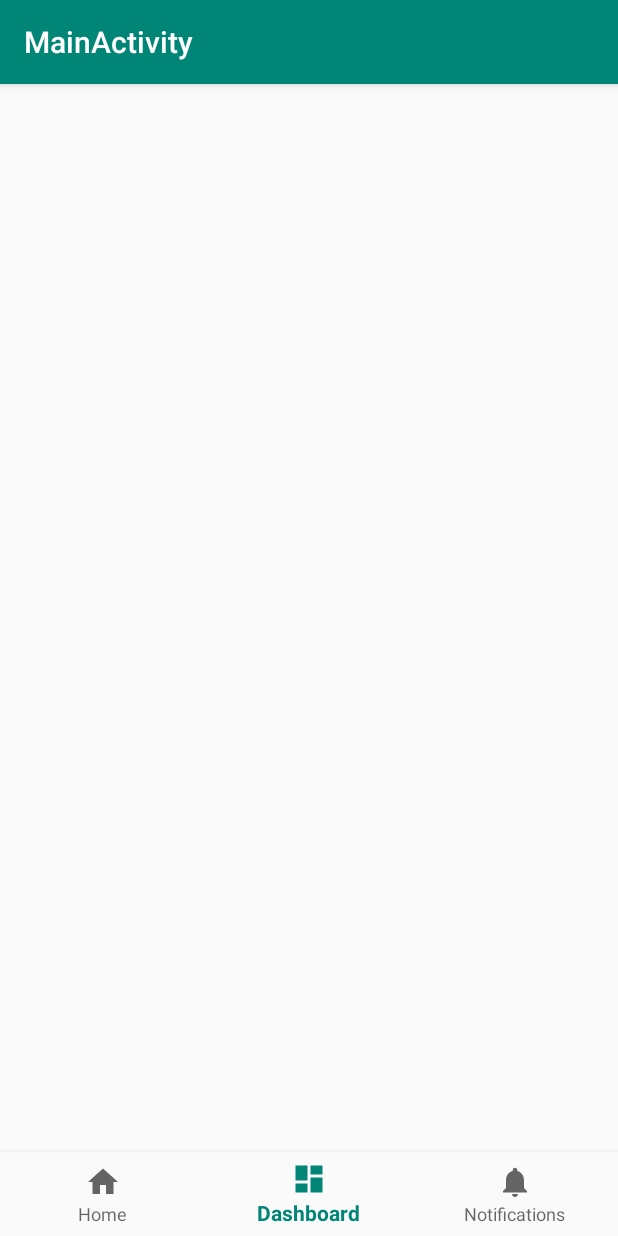
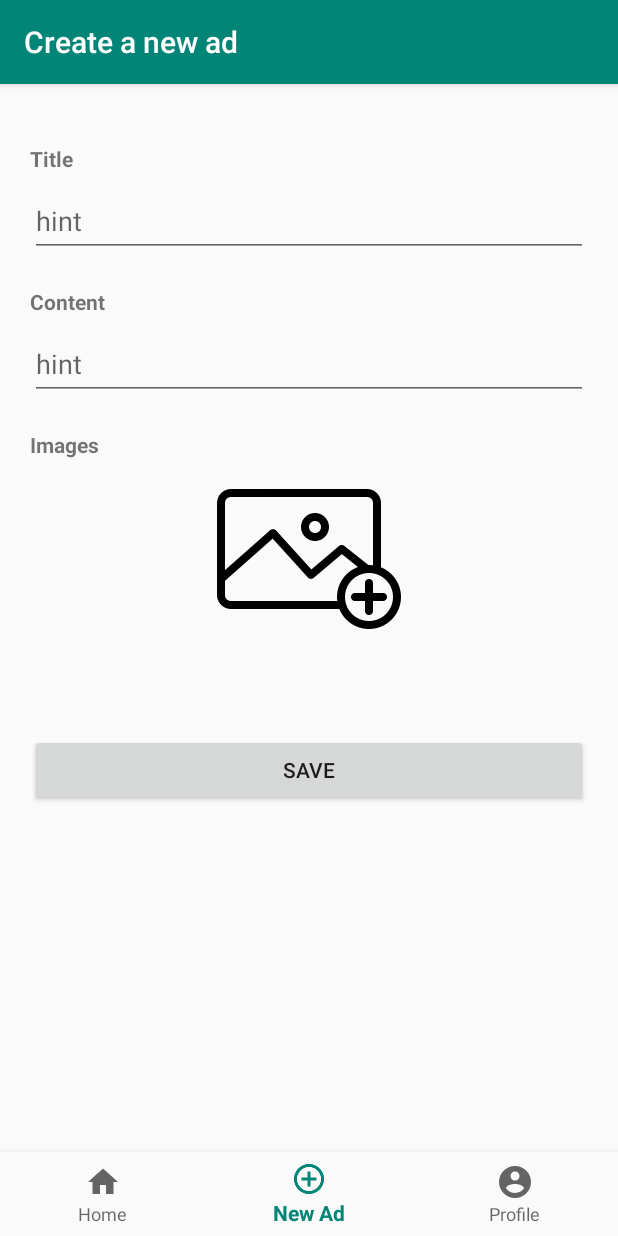
Before and after one commit to nagyjahel/SapiProject, an Android app: the screen it shows after launch (MainActivity), item 2 of the bottom bar chosen, on a phone screen of 412 x 824 dp. Run offline under Robolectric (Android 15) with nearby library versions, the phone set to English and light mode, and no system bars; 2 statements that could not run were skipped.

Commit message:
Adding a new ad, and other only visual features.

```diff
--- a/SapiAds/app/src/main/AndroidManifest.xml
+++ b/SapiAds/app/src/main/AndroidManifest.xml
@@ -22,7 +22,7 @@
             android:label="@string/title_activity_authentication" />
         <activity
             android:name=".Main.MainActivity"
-            android:label="@string/title_activity_main">
+            android:label="Newsfeed">
             <intent-filter>
                 <action android:name="android.intent.action.MAIN" />
 
--- a/SapiAds/app/src/main/java/com/example/nagyjahel/sapiads/Main/AdDetailFragment.java
+++ b/SapiAds/app/src/main/java/com/example/nagyjahel/sapiads/Main/AdDetailFragment.java
@@ -7,6 +7,7 @@ import android.support.v4.app.Fragment;
 import android.view.LayoutInflater;
 import android.view.View;
 import android.view.ViewGroup;
+import android.widget.ImageView;
 
 import com.example.nagyjahel.sapiads.Database.Ad;
 import com.example.nagyjahel.sapiads.R;
@@ -15,6 +16,7 @@ import com.example.nagyjahel.sapiads.R;
 public class AdDetailFragment extends Fragment {
 
     private Ad mSelectedAd;
+    private ImageView mReport;
     public AdDetailFragment() {
         // Required empty public constructor
     }
@@ -23,8 +25,8 @@ public class AdDetailFragment extends Fragment {
     @Override
     public View onCreateView(LayoutInflater inflater, ViewGroup container,
                              Bundle savedInstanceState) {
-        // Inflate the layout for this fragment
+
         Bundle args = getArguments();
-        return inflater.inflate(R.layout.fragment_ad_detail, container, false);
+        return inflater.inflate(R.layout.fragment_item, container, false);
     }
 }
--- a/SapiAds/app/src/main/java/com/example/nagyjahel/sapiads/Main/AdRecyclerViewAdapter.java
+++ b/SapiAds/app/src/main/java/com/example/nagyjahel/sapiads/Main/AdRecyclerViewAdapter.java
@@ -69,7 +69,8 @@ public class AdRecyclerViewAdapter extends RecyclerView.Adapter<AdRecyclerViewAd
                 fragmentArgs.putInt("adId",currentAd.getmId());
                 detailFragment.setArguments(fragmentArgs);
                 FragmentTransaction ft = mFragmentActivity.getSupportFragmentManager().beginTransaction();
-                ft.replace(R.id.ad_list_fragment, detailFragment);
+                ft.replace(R.id.fragment_placeholder, detailFragment);
+                ft.addToBackStack(null);
                 ft.commit();
             }
         });
--- a/SapiAds/app/src/main/java/com/example/nagyjahel/sapiads/Main/MainActivity.java
+++ b/SapiAds/app/src/main/java/com/example/nagyjahel/sapiads/Main/MainActivity.java
@@ -7,6 +7,7 @@ import android.support.v4.app.Fragment;
 import android.support.v4.app.FragmentActivity;
 import android.support.v4.app.FragmentManager;
 import android.support.v4.app.FragmentTransaction;
+import android.support.v7.app.ActionBar;
 import android.support.v7.app.AppCompatActivity;
 import android.view.MenuItem;
 import android.widget.TextView;
@@ -16,20 +17,31 @@ import com.example.nagyjahel.sapiads.R;
 public class MainActivity extends AppCompatActivity {
 
     private TextView mTextMessage;
+    private ActionBar mToolbar;
 
     private BottomNavigationView.OnNavigationItemSelectedListener mOnNavigationItemSelectedListener
             = new BottomNavigationView.OnNavigationItemSelectedListener() {
 
         @Override
         public boolean onNavigationItemSelected(@NonNull MenuItem item) {
+            FragmentManager fragmentManager = getSupportFragmentManager();
+            FragmentTransaction fragmentTransaction = fragmentManager.beginTransaction();
             switch (item.getItemId()) {
                 case R.id.navigation_home:
-                    mTextMessage.setText(R.string.title_home);
+                    mToolbar.setTitle("Newsfeed");
+                    AdListFragment listFragment = new AdListFragment();
+                    fragmentTransaction.replace(R.id.fragment_placeholder, listFragment);
+                    fragmentTransaction.addToBackStack(null);
+                    fragmentTransaction.commit();
                     return true;
-                case R.id.navigation_dashboard:
-                    mTextMessage.setText(R.string.title_dashboard);
+                case R.id.navigation_new_ad:
+                    mToolbar.setTitle("Create a new ad");
+                    AdCreateFragment createFragment = new AdCreateFragment();
+                    fragmentTransaction.replace(R.id.fragment_placeholder, createFragment);
+                    fragmentTransaction.addToBackStack(null);
+                    fragmentTransaction.commit();
                     return true;
-                case R.id.navigation_notifications:
+                case R.id.navigation_profile:
                     mTextMessage.setText(R.string.title_notifications);
                     return true;
             }
@@ -41,19 +53,20 @@ public class MainActivity extends AppCompatActivity {
     protected void onCreate(Bundle savedInstanceState) {
 
         super.onCreate(savedInstanceState);
+        mToolbar = getSupportActionBar();
         setContentView(R.layout.activity_main);
 
         FragmentManager fragmentManager = getSupportFragmentManager();
         FragmentTransaction fragmentTransaction = fragmentManager.beginTransaction();
         AdListFragment fragment = new AdListFragment();
-        fragmentTransaction.add(R.id.ad_list_fragment, fragment);
+        fragmentTransaction.add(R.id.fragment_placeholder, fragment);
         fragmentTransaction.addToBackStack(null);
         fragmentTransaction.commit();
 
-        /*
+
         mTextMessage = (TextView) findViewById(R.id.message);
         BottomNavigationView navigation = (BottomNavigationView) findViewById(R.id.navigation);
-        navigation.setOnNavigationItemSelectedListener(mOnNavigationItemSelectedListener);*/
+        navigation.setOnNavigationItemSelectedListener(mOnNavigationItemSelectedListener);
     }
 
 }
--- a/SapiAds/app/src/main/res/layout/activity_main.xml
+++ b/SapiAds/app/src/main/res/layout/activity_main.xml
@@ -12,7 +12,7 @@
         android:layout_width="match_parent"
         android:layout_height="match_parent"
         android:name="com.example.nagyjahel.sapiads.Main.AdListFragment"
-        android:id="@+id/ad_list_fragment" />
+        android:id="@+id/fragment_placeholder" />
 
 
     <android.support.design.widget.BottomNavigationView
--- a/SapiAds/app/src/main/res/layout/fragment_ad_create.xml
+++ b/SapiAds/app/src/main/res/layout/fragment_ad_create.xml
@@ -1,14 +1,74 @@
 <?xml version="1.0" encoding="utf-8"?>
 <FrameLayout xmlns:android="http://schemas.android.com/apk/res/android"
+    xmlns:app="http://schemas.android.com/apk/res-auto"
     xmlns:tools="http://schemas.android.com/tools"
     android:layout_width="match_parent"
     android:layout_height="match_parent"
+    android:padding="20dp"
     tools:context=".Main.AdCreateFragment">
 
     <!-- TODO: Update blank fragment layout -->
-    <TextView
+
+    <LinearLayout
         android:layout_width="match_parent"
         android:layout_height="match_parent"
-        android:text="@string/hello_blank_fragment" />
+        android:orientation="vertical">
 
+        <TextView
+            android:id="@+id/textView"
+            android:layout_width="match_parent"
+            android:layout_height="wrap_content"
+            android:layout_marginTop="20dp"
+            android:text="Title"
+            android:textStyle="bold" />
+
+        <android.support.design.widget.TextInputLayout
+            android:layout_width="match_parent"
+            android:layout_height="wrap_content">
+
+            <android.support.design.widget.TextInputEditText
+                android:layout_width="match_parent"
+                android:layout_height="wrap_content"
+                android:hint="hint" />
+        </android.support.design.widget.TextInputLayout>
+
+        <TextView
+            android:id="@+id/textView2"
+            android:layout_width="match_parent"
+            android:layout_height="wrap_content"
+            android:layout_marginTop="20dp"
+            android:text="Content"
+            android:textStyle="bold" />
+
+        <android.support.design.widget.TextInputLayout
+            android:layout_width="match_parent"
+            android:layout_height="wrap_content">
+
+            <android.support.design.widget.TextInputEditText
+                android:layout_width="match_parent"
+                android:layout_height="wrap_content"
+                android:hint="hint" />
+        </android.support.design.widget.TextInputLayout>
+
+        <TextView
+            android:id="@+id/textView3"
+            android:layout_width="match_parent"
+            android:layout_height="wrap_content"
+            android:layout_marginTop="20dp"
+            android:text="Images"
+            android:textStyle="bold" />
+
+        <ImageView
+            android:id="@+id/imageView2"
+            android:layout_width="match_parent"
+            android:layout_height="wrap_content"
+            android:src="@mipmap/image" />
+
+        <Button
+            android:id="@+id/button"
+            android:layout_width="match_parent"
+            android:layout_height="wrap_content"
+            android:layout_marginTop="50dp"
+            android:text="SAVE" />
+    </LinearLayout>
 </FrameLayout>
--- a/SapiAds/app/src/main/res/menu/navigation.xml
+++ b/SapiAds/app/src/main/res/menu/navigation.xml
@@ -7,13 +7,13 @@
         android:title="@string/title_home" />
 
     <item
-        android:id="@+id/navigation_dashboard"
-        android:icon="@drawable/ic_dashboard_black_24dp"
-        android:title="@string/title_dashboard" />
+        android:id="@+id/navigation_new_ad"
+        android:icon="@mipmap/baseline_add_circle_outline_black_48dp"
+        android:title="New Ad" />
 
     <item
-        android:id="@+id/navigation_notifications"
-        android:icon="@drawable/ic_notifications_black_24dp"
-        android:title="@string/title_notifications" />
+        android:id="@+id/navigation_profile"
+        android:icon="@mipmap/profile"
+        android:title="Profile" />
 
 </menu>
```
Also changed, not shown: SapiAds/app/src/main/res/layout/fragment_ad_detail.xml (deleted, +0 -14 lines), SapiAds/app/src/main/res/layout/fragment_item.xml (+18 -2 lines), SapiAds/app/src/main/res/mipmap-hdpi/baseline_add_circle_outline_black_48dp.png (added), SapiAds/app/src/main/res/mipmap-hdpi/dots.png (added), SapiAds/app/src/main/res/mipmap-hdpi/image.png (added), SapiAds/app/src/main/res/mipmap-hdpi/profile.png (added).
